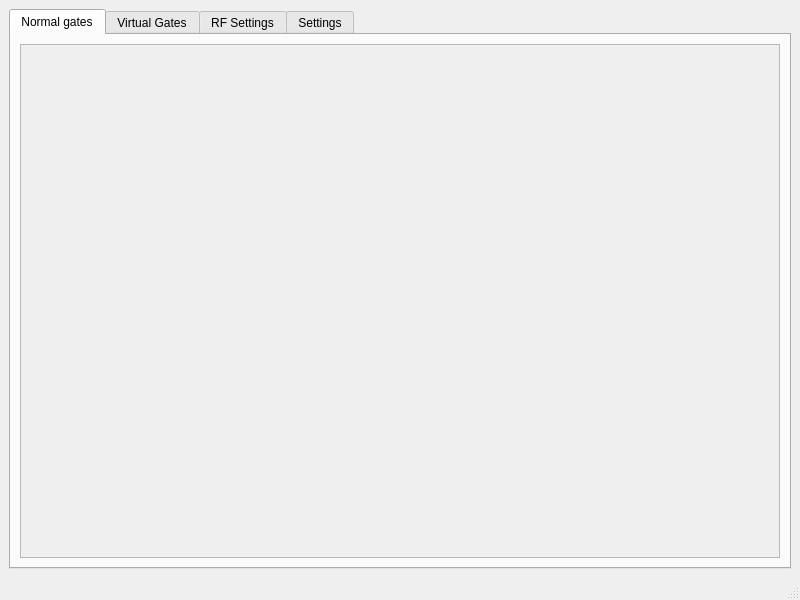
Old version of the form core_tools/GUI/param_viewer/param_viewer_GUI_window.ui in the repository stephanlphilips/core_tools.
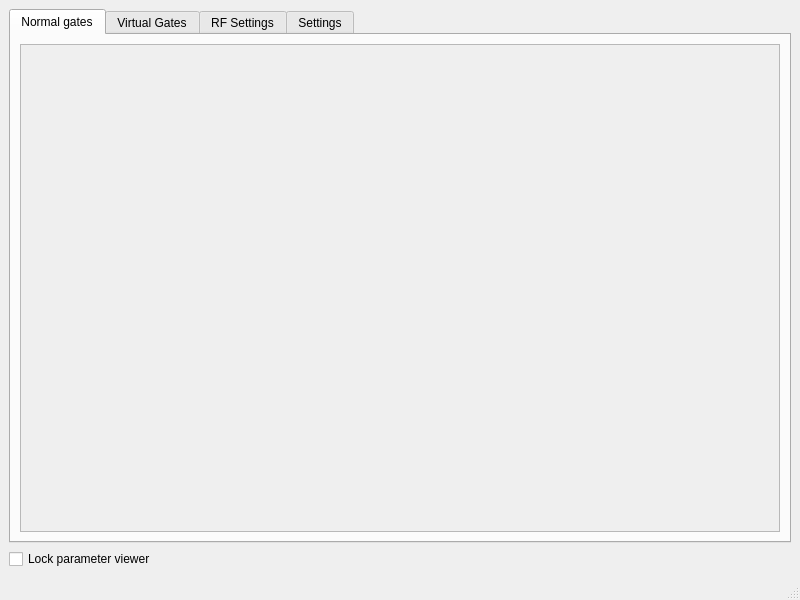
New version of the form.

Commit message: add locking button and set the fields properly on init, so you dont risk setting a zero if one of the fields is in focus

The edit to the form file:
```diff
--- a/core_tools/GUI/param_viewer/param_viewer_GUI_window.ui
+++ b/core_tools/GUI/param_viewer/param_viewer_GUI_window.ui
@@ -36,7 +36,7 @@
              <x>0</x>
              <y>0</y>
              <width>756</width>
-             <height>495</height>
+             <height>470</height>
             </rect>
            </property>
            <layout class="QGridLayout" name="gridLayout_6">
@@ -162,6 +162,20 @@
       </widget>
      </widget>
     </item>
+    <item row="1" column="0">
+     <layout class="QHBoxLayout" name="horizontalLayout_2">
+      <property name="spacing">
+       <number>0</number>
+      </property>
+      <item>
+       <widget class="QCheckBox" name="lock">
+        <property name="text">
+         <string>Lock parameter viewer</string>
+        </property>
+       </widget>
+      </item>
+     </layout>
+    </item>
    </layout>
   </widget>
   <widget class="QMenuBar" name="menubar">
```
The commit also changes 2 other files.
